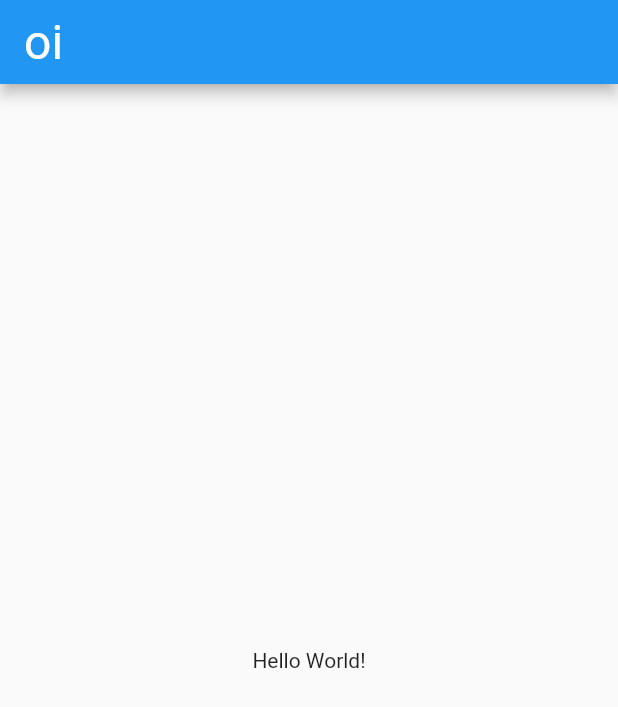
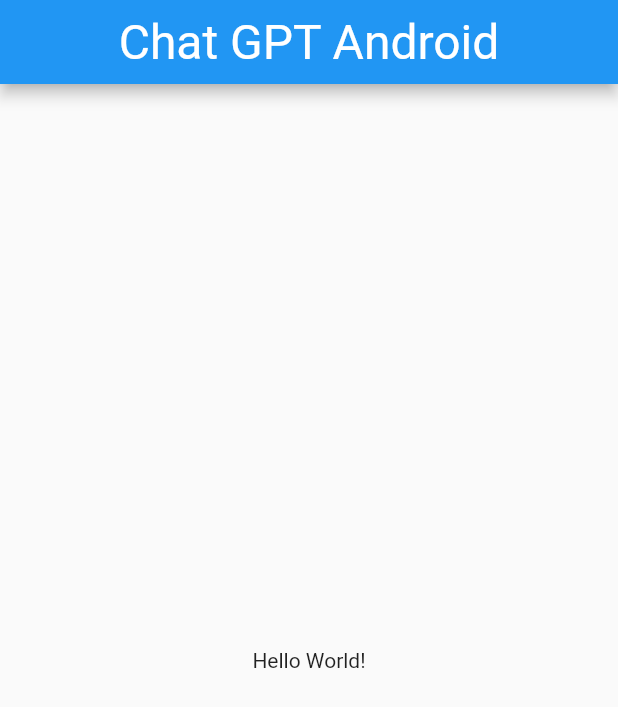
Before and after one commit to Gabriel-GFF/Flutter-chatGPT, a Flutter app: the screen it shows after launch, on a phone screen of 412 x 824 dp. Shown: the top 707 px of the screen. Run offline on Flutter 3.47's test engine with Material 2 defaults, Android fonts, the phone set to English and light mode, and no system bars.

Commit message:
hotfix - alterei a AppBar

```diff
--- a/chatgpt/lib/main.dart
+++ b/chatgpt/lib/main.dart
@@ -12,7 +12,9 @@ class MainApp extends StatelessWidget {
     return MaterialApp(
       home: Scaffold(
         appBar: AppBar(
-          title: const Text("oi"),
+          centerTitle: true,
+          title: const Text("Chat GPT Android"),
+
           titleTextStyle: const TextStyle(fontSize: 32),
         ),
         body: const Center(
```
